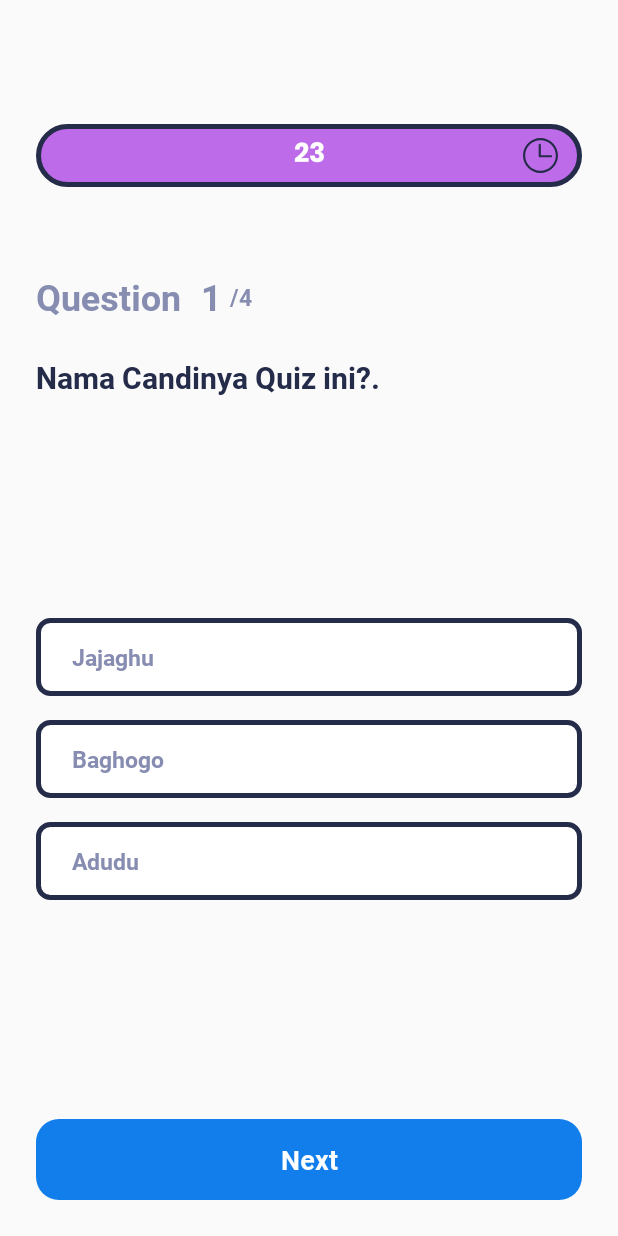
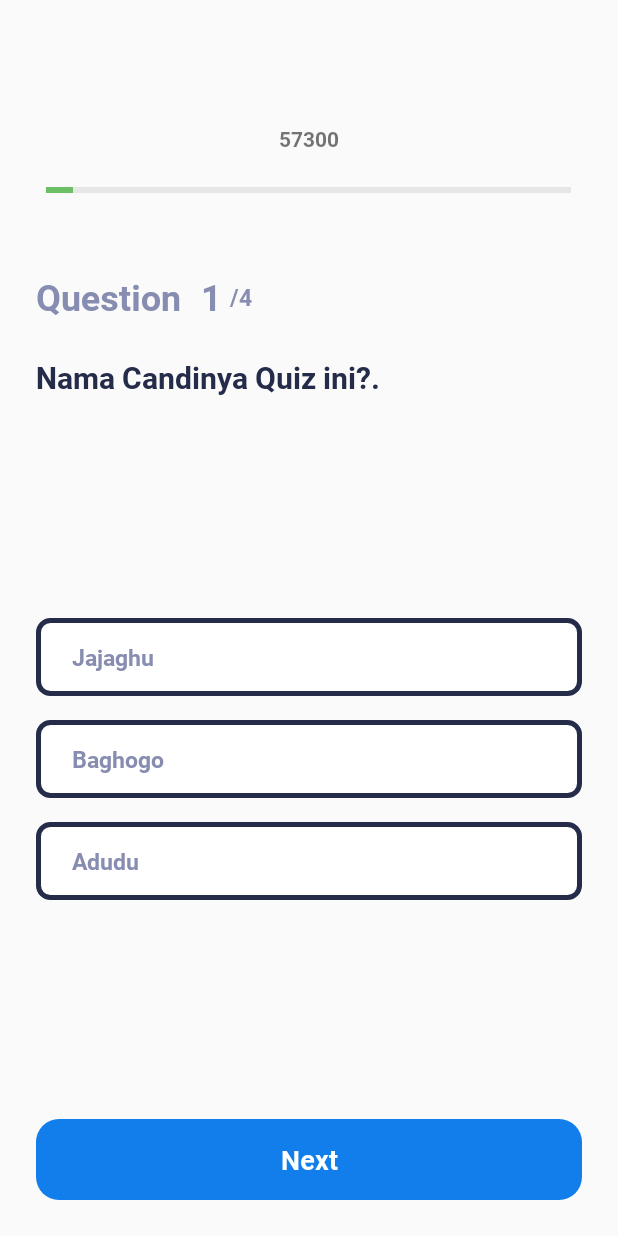
Before and after one commit to fikri011100/candy, an Android app: the QuizActivity screen opened directly, with no data from a screen before it, on a phone screen of 412 x 824 dp. Run offline under Robolectric (Android 15) with nearby library versions, the phone set to English and light mode, and no system bars.

Commit message:
add timer

```diff
--- a/app/src/main/java/binus/bmcc/candy/feature/quiz/QuizActivity.kt
+++ b/app/src/main/java/binus/bmcc/candy/feature/quiz/QuizActivity.kt
@@ -2,6 +2,8 @@ package binus.bmcc.candy.feature.quiz
 
 import android.content.Intent
 import android.os.Bundle
+import android.os.CountDownTimer
+import android.os.Handler
 import android.view.View
 import androidx.appcompat.app.AppCompatActivity
 import binus.bmcc.candy.R
@@ -18,6 +20,10 @@ class QuizActivity : AppCompatActivity() {
     private  var index: Int = 0
     private  var score: Int = 0
 
+    var isStarted = false
+    var progressStatus = 0
+    var handler: Handler? = null
+
     override fun onCreate(savedInstanceState: Bundle?) {
         super.onCreate(savedInstanceState)
         setContentView(R.layout.activity_quiz)
@@ -33,6 +39,35 @@ class QuizActivity : AppCompatActivity() {
                 setQuestion()
             }
         }
+
+        isStarted = !isStarted
+
+        handler = Handler(Handler.Callback {
+            if (isStarted) {
+                progressStatus++
+            }
+            progressBarHorizontal.progress = progressStatus
+            handler?.sendEmptyMessageDelayed(0, 600)
+
+            true
+        })
+
+        handler?.sendEmptyMessage(0)
+
+        val timer = object: CountDownTimer(60000, 100) {
+            override fun onTick(millisUntilFinished: Long) {
+                textViewHorizontalProgress.text = "${millisUntilFinished.toInt()}"
+            }
+
+            override fun onFinish() {
+                val intent = Intent(applicationContext, QuizResultActivity::class.java)
+                val asd = score * 25
+                intent.putExtra("score", asd.toString())
+                startActivity(intent)
+                finish()
+            }
+        }
+        timer.start()
     }
 
     private fun setQuestion() {
--- a/app/src/main/res/layout/activity_quiz.xml
+++ b/app/src/main/res/layout/activity_quiz.xml
@@ -27,42 +27,37 @@
         android:orientation="horizontal"
         app:layout_constraintGuide_percent="0.5" />
 
-    <androidx.constraintlayout.widget.ConstraintLayout
+    <LinearLayout
         android:id="@+id/cons_timer"
         android:layout_width="0dp"
         android:layout_height="wrap_content"
-        android:layout_marginLeft="24dp"
-        android:layout_marginRight="24dp"
-        android:background="@drawable/background_timer_quiz"
+        android:orientation="vertical"
+        android:gravity="center"
         app:layout_constraintLeft_toLeftOf="parent"
         app:layout_constraintRight_toRightOf="parent"
         app:layout_constraintTop_toTopOf="@+id/guideline1">
 
         <TextView
-            android:id="@+id/text_timer"
+            android:id="@+id/textViewHorizontalProgress"
             android:layout_width="wrap_content"
             android:layout_height="wrap_content"
-            android:layout_margin="5dp"
-            android:fontFamily="@font/poppins_bold"
-            android:text="23"
-            android:textColor="#fff"
-            android:textSize="18sp"
-            app:layout_constraintBottom_toBottomOf="parent"
-            app:layout_constraintLeft_toLeftOf="parent"
-            app:layout_constraintRight_toRightOf="parent"
-            app:layout_constraintTop_toTopOf="parent" />
+            android:fontFamily="@font/roboto_bold"
+            android:text="0" />
 
-        <ImageView
-            android:layout_width="23dp"
-            android:layout_height="23dp"
-            android:layout_marginRight="16dp"
-            android:src="@drawable/ic_timer"
-            android:tint="@color/color_quiz_blue"
-            app:layout_constraintBottom_toBottomOf="parent"
-            app:layout_constraintRight_toRightOf="parent"
-            app:layout_constraintTop_toTopOf="parent" />
+        <ProgressBar
+            android:id="@+id/progressBarHorizontal"
+            style="?android:attr/progressBarStyleHorizontal"
+            android:layout_width="wrap_content"
+            android:layout_height="wrap_content"
+            android:indeterminate="false"
+            android:max="100"
+            android:minHeight="50dp"
+            android:minWidth="350dp"
+            android:progress="1"
+            android:progressBackgroundTint="@android:color/darker_gray"
+            android:progressTint="@color/colorPrimary" />
 
-    </androidx.constraintlayout.widget.ConstraintLayout>
+    </LinearLayout>
 
     <TextView
         android:id="@+id/textview_capt_question"
```
